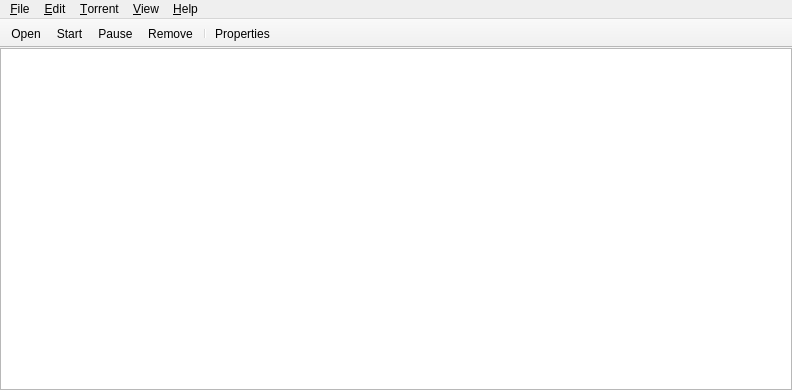
Before: the Qt Designer form qt/mainwin.ui in jordanl/transmission, drawn with Qt 5.
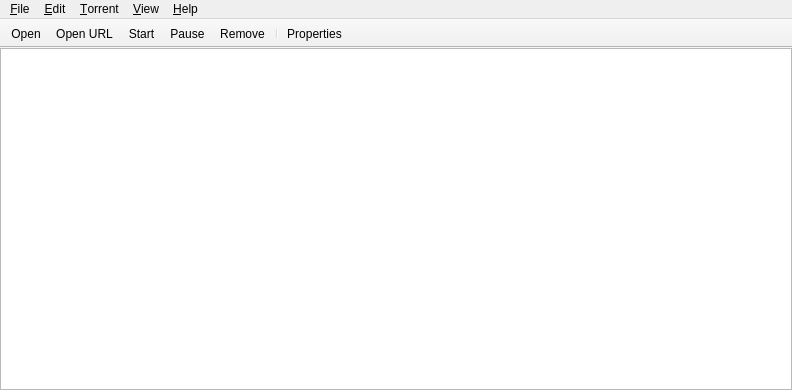
After: the same form once the commit is applied.

Commit message: (trunk qt) #4820 -- add rb07's patch for better opening of magnet links

```diff
--- a/qt/mainwin.ui
+++ b/qt/mainwin.ui
@@ -182,6 +182,7 @@
     <bool>false</bool>
    </attribute>
    <addaction name="action_OpenFile"/>
+   <addaction name="action_AddURL"/>
    <addaction name="action_Start"/>
    <addaction name="action_Pause"/>
    <addaction name="action_Remove"/>
```
Left out of the diff: 2 changed lines with no effect on the pictures. The commit also changes 2 other files.
